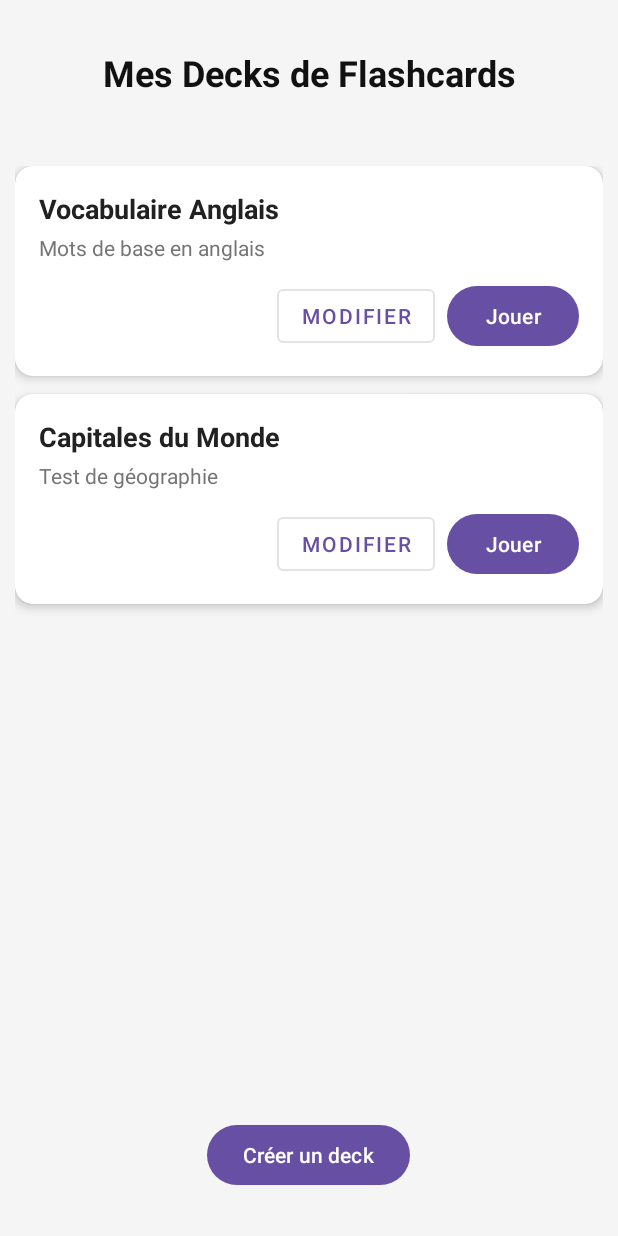
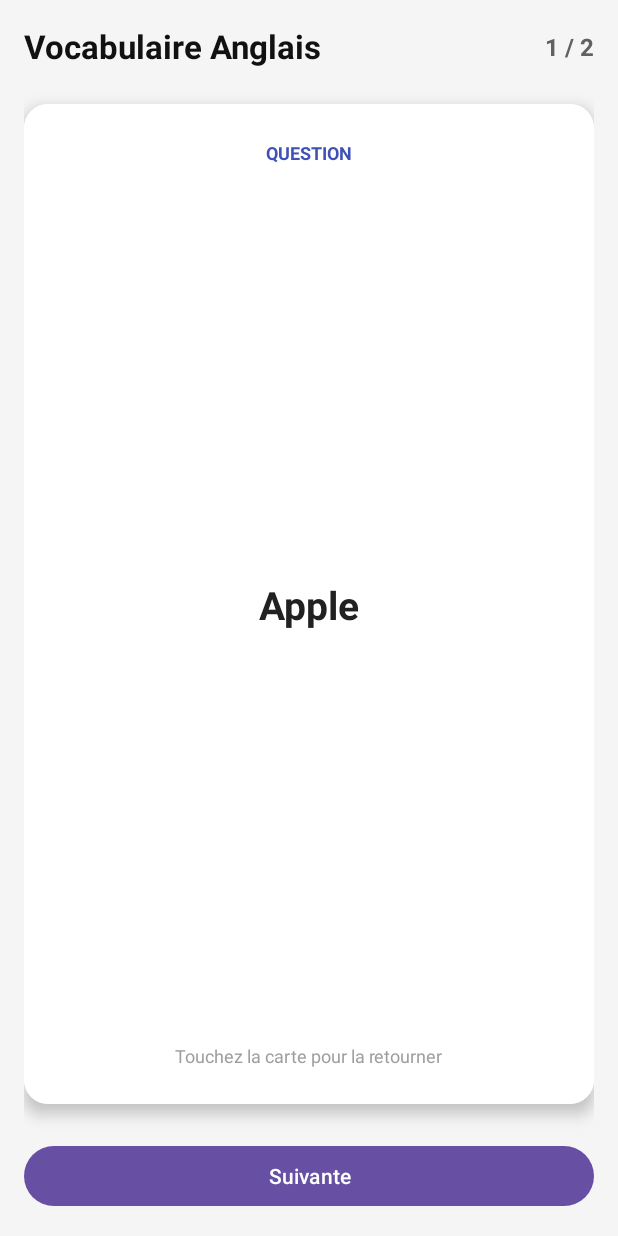
Before and after one commit to TartAthos/FlashCardGenerator, an Android app: the screen it shows after launch (MainActivity before the commit, PlayDeckActivity after it), after a tap on "Jouer", on a phone screen of 412 x 824 dp. Run offline under Robolectric (Android 15) with nearby library versions, the phone set to English and light mode, and no system bars.

Commit message:
Jouer un deck

```diff
--- a/app/src/main/AndroidManifest.xml
+++ b/app/src/main/AndroidManifest.xml
@@ -25,6 +25,10 @@
             android:name=".EditDeckActivity"
             android:exported="false"
             android:windowSoftInputMode="adjustResize" />
+        <activity
+            android:name=".PlayDeckActivity"
+            android:exported="false"
+            android:windowSoftInputMode="adjustResize" />
     </application>
 
 </manifest>
--- a/app/src/main/java/com/example/falshcardgenerator/EditDeckActivity.java
+++ b/app/src/main/java/com/example/falshcardgenerator/EditDeckActivity.java
@@ -34,7 +34,6 @@ public class EditDeckActivity extends AppCompatActivity {
 
         dao = new FlashcardDao(this);
 
-        // Récupération des vues
         tvScreenTitle = findViewById(R.id.tvScreenTitle);
         etDeckTitle = findViewById(R.id.etDeckTitle);
         etDeckDescription = findViewById(R.id.etDeckDescription);
@@ -43,7 +42,6 @@ public class EditDeckActivity extends AppCompatActivity {
         btnSaveDeck = findViewById(R.id.btnSaveDeck);
         btnDeleteDeck = findViewById(R.id.btnDeleteDeck);
 
-        // Vérifie si un DECK_ID a été passé par MainActivity
         deckId = getIntent().getLongExtra("DECK_ID", -1L);
 
         if (deckId != -1L) {
@@ -54,21 +52,17 @@ public class EditDeckActivity extends AppCompatActivity {
         } else {
             // --- MODE CRÉATION ---
             tvScreenTitle.setText("Nouveau Deck");
-            // On ajoute une première carte vide par défaut pour guider l'utilisateur
             addCardRow("", "");
         }
 
-        // Bouton "+ Ajouter une carte"
         btnAddCardRow.setOnClickListener(v -> addCardRow("", ""));
 
-        // Bouton "Enregistrer"
         btnSaveDeck.setOnClickListener(v -> saveDeckAndCards());
 
-        // Bouton "Supprimer" (uniquement visible en mode modification)
         btnDeleteDeck.setOnClickListener(v -> {
             dao.deleteDeck(deckId);
             Toast.makeText(this, "Deck supprimé", Toast.LENGTH_SHORT).show();
-            finish(); // Ferme l'écran et revient à MainActivity
+            finish();
         });
     }
 
--- a/app/src/main/java/com/example/falshcardgenerator/MainActivity.java
+++ b/app/src/main/java/com/example/falshcardgenerator/MainActivity.java
@@ -70,17 +70,13 @@ public class MainActivity extends AppCompatActivity {
             tvTitle.setText(deck.getTitle());
             tvDescription.setText(deck.getDescription());
 
-            // 4. Gestion du clic sur "Jouer"
             btnPlay.setOnClickListener(v -> {
-                Toast.makeText(this, "Lancement du jeu : " + deck.getTitle(), Toast.LENGTH_SHORT).show();
-                // Plus tard : ouvrir l'activité de révision en lui passant l'ID du deck
-                // Intent intent = new Intent(MainActivity.this, PlayDeckActivity.class);
-                // intent.putExtra("DECK_ID", deck.getId());
-                // startActivity(intent);
+                Intent intent = new Intent(MainActivity.this, PlayDeckActivity.class);
+                intent.putExtra("DECK_ID", deck.getId());
+                startActivity(intent);
             });
 
             btnEdit.setOnClickListener(v -> {
-                Toast.makeText(this, "Modification du deck : " + deck.getTitle(), Toast.LENGTH_SHORT).show();
                 Intent intent = new Intent(MainActivity.this, EditDeckActivity.class);
                 intent.putExtra("DECK_ID", deck.getId());
                 startActivity(intent);
--- /dev/null
+++ b/app/src/main/java/com/example/falshcardgenerator/PlayDeckActivity.java
@@ -0,0 +1,137 @@
+package com.example.falshcardgenerator;
+
+import android.graphics.Color;
+import android.os.Bundle;
+import android.view.View;
+import android.widget.Button;
+import android.widget.TextView;
+import android.widget.Toast;
+
+import androidx.appcompat.app.AlertDialog;
+import androidx.appcompat.app.AppCompatActivity;
+import androidx.cardview.widget.CardView;
+import androidx.constraintlayout.widget.ConstraintLayout;
+
+import com.example.falshcardgenerator.db.FlashcardDao;
+import com.example.falshcardgenerator.model.Card;
+import com.example.falshcardgenerator.model.Deck;
+
+import java.util.Collections;
+import java.util.List;
+
+public class PlayDeckActivity extends AppCompatActivity {
+
+    private FlashcardDao dao;
+    private List<Card> cardList;
+    private int currentIndex = 0;
+    private boolean isShowingAnswer = false;
+
+    private TextView tvPlayDeckTitle, tvCardProgress, tvCardSideLabel, tvCardContent;
+    private CardView cardFlashcard;
+    private ConstraintLayout cardInnerContainer;
+    private Button btnFlipCard, btnNextCard;
+
+    @Override
+    protected void onCreate(Bundle savedInstanceState) {
+        super.onCreate(savedInstanceState);
+        setContentView(R.layout.activity_play_deck);
+
+        dao = new FlashcardDao(this);
+
+        // 1. Récupération des vues
+        tvPlayDeckTitle = findViewById(R.id.tvPlayDeckTitle);
+        tvCardProgress = findViewById(R.id.tvCardProgress);
+        tvCardSideLabel = findViewById(R.id.tvCardSideLabel);
+        tvCardContent = findViewById(R.id.tvCardContent);
+        cardFlashcard = findViewById(R.id.cardFlashcard);
+        cardInnerContainer = findViewById(R.id.cardInnerContainer);
+        btnNextCard = findViewById(R.id.btnNextCard);
+
+        // 2. Récupération de l'ID du deck transmis par MainActivity
+        long deckId = getIntent().getLongExtra("DECK_ID", -1L);
+        Deck deck = dao.getDeckById(deckId);
+        cardList = dao.getCardsForDeck(deckId);
+
+        // Sécurité : si le deck n'existe pas ou n'a aucune carte
+        if (deck == null || cardList.isEmpty()) {
+            Toast.makeText(this, "Ce deck ne contient aucune carte !", Toast.LENGTH_SHORT).show();
+            finish();
+            return;
+        }
+
+        tvPlayDeckTitle.setText(deck.getTitle());
+
+        // Optionnel : mélanger l'ordre des cartes à chaque partie
+        Collections.shuffle(cardList);
+
+        // 3. Affichage de la première carte
+        showCurrentCard();
+
+        // 4. Retourner la carte (au clic sur la carte ou sur le bouton)
+        View.OnClickListener flipListener = v -> flipCard();
+        cardFlashcard.setOnClickListener(flipListener);
+
+        // 5. Passer à la carte suivante
+        btnNextCard.setOnClickListener(v -> nextCard());
+    }
+
+    private void showCurrentCard() {
+        Card currentCard = cardList.get(currentIndex);
+        isShowingAnswer = false;
+
+        // Mise à jour du compteur (ex: "1 / 4")
+        tvCardProgress.setText((currentIndex + 1) + " / " + cardList.size());
+
+        // Affichage de la face Question
+        tvCardSideLabel.setText("QUESTION");
+        tvCardSideLabel.setTextColor(Color.parseColor("#3F51B5"));
+        tvCardContent.setText(currentCard.getQuestion());
+        cardInnerContainer.setBackgroundColor(Color.WHITE);
+
+        // Changer le texte du bouton sur la dernière carte
+        if (currentIndex == cardList.size() - 1) {
+            btnNextCard.setText("Terminer");
+        } else {
+            btnNextCard.setText("Suivante");
+        }
+    }
+
+    private void flipCard() {
+        Card currentCard = cardList.get(currentIndex);
+        isShowingAnswer = !isShowingAnswer;
+
+        if (isShowingAnswer) {
+            // Bascule vers la Réponse
+            tvCardSideLabel.setText("RÉPONSE");
+            tvCardSideLabel.setTextColor(Color.parseColor("#2E7D32"));
+            tvCardContent.setText(currentCard.getAnswer());
+            cardInnerContainer.setBackgroundColor(Color.parseColor("#E8F5E9"));
+        } else {
+            // Retour vers la Question
+            tvCardSideLabel.setText("QUESTION");
+            tvCardSideLabel.setTextColor(Color.parseColor("#3F51B5"));
+            tvCardContent.setText(currentCard.getQuestion());
+            cardInnerContainer.setBackgroundColor(Color.WHITE);
+        }
+    }
+
+    private void nextCard() {
+        if (currentIndex < cardList.size() - 1) {
+            currentIndex++;
+            showCurrentCard();
+        } else {
+            // Fin du paquet : boîte de dialogue pour rejouer ou quitter
+            new AlertDialog.Builder(this)
+                    .setTitle("Session terminée !")
+                    .setMessage("Vous avez révisé les " + cardList.size() + " cartes de ce deck.")
+                    .setPositiveButton("Rejouer", (dialog, which) -> {
+                        Collections.shuffle(cardList);
+                        currentIndex = 0;
+                        showCurrentCard();
+                    })
+                    .setNegativeButton("Retour aux decks", (dialog, which) -> finish())
+                    .setCancelable(false)
+                    .show();
+        }
+    }
+}
--- /dev/null
+++ b/app/src/main/res/layout/activity_play_deck.xml
@@ -0,0 +1,107 @@
+<?xml version="1.0" encoding="utf-8"?>
+<androidx.constraintlayout.widget.ConstraintLayout xmlns:android="http://schemas.android.com/apk/res/android"
+    xmlns:app="http://schemas.android.com/apk/res-auto"
+    android:layout_width="match_parent"
+    android:layout_height="match_parent"
+    android:background="#F5F5F5"
+    android:padding="16dp">
+
+    <!-- En-tête : Titre du deck et compteur -->
+    <TextView
+        android:id="@+id/tvPlayDeckTitle"
+        android:layout_width="0dp"
+        android:layout_height="wrap_content"
+        android:text="Nom du Deck"
+        android:textColor="#111111"
+        android:textSize="22sp"
+        android:textStyle="bold"
+        app:layout_constraintEnd_toStartOf="@id/tvCardProgress"
+        app:layout_constraintStart_toStartOf="parent"
+        app:layout_constraintTop_toTopOf="parent" />
+
+    <TextView
+        android:id="@+id/tvCardProgress"
+        android:layout_width="wrap_content"
+        android:layout_height="wrap_content"
+        android:text="1 / 5"
+        android:textColor="#616161"
+        android:textSize="16sp"
+        android:textStyle="bold"
+        app:layout_constraintBottom_toBottomOf="@id/tvPlayDeckTitle"
+        app:layout_constraintEnd_toEndOf="parent"
+        app:layout_constraintTop_toTopOf="@id/tvPlayDeckTitle" />
+
+    <!-- Grande Flashcard cliquable -->
+    <androidx.cardview.widget.CardView
+        android:id="@+id/cardFlashcard"
+        android:layout_width="0dp"
+        android:layout_height="0dp"
+        android:layout_marginTop="24dp"
+        android:layout_marginBottom="24dp"
+        android:clickable="true"
+        android:focusable="true"
+        android:foreground="?android:attr/selectableItemBackground"
+        app:cardCornerRadius="16dp"
+        app:cardElevation="6dp"
+        app:layout_constraintBottom_toTopOf="@id/btnNextCard"
+        app:layout_constraintEnd_toEndOf="parent"
+        app:layout_constraintStart_toStartOf="parent"
+        app:layout_constraintTop_toBottomOf="@id/tvPlayDeckTitle">
+
+        <androidx.constraintlayout.widget.ConstraintLayout
+            android:id="@+id/cardInnerContainer"
+            android:layout_width="match_parent"
+            android:layout_height="match_parent"
+            android:padding="24dp">
+
+            <TextView
+                android:id="@+id/tvCardSideLabel"
+                android:layout_width="wrap_content"
+                android:layout_height="wrap_content"
+                android:text="QUESTION"
+                android:textColor="#3F51B5"
+                android:textSize="12sp"
+                android:textStyle="bold"
+                app:layout_constraintEnd_toEndOf="parent"
+                app:layout_constraintStart_toStartOf="parent"
+                app:layout_constraintTop_toTopOf="parent" />
+
+            <TextView
+                android:id="@+id/tvCardContent"
+                android:layout_width="0dp"
+                android:layout_height="wrap_content"
+                android:gravity="center"
+                android:text="Contenu de la carte"
+                android:textColor="#212121"
+                android:textSize="26sp"
+                android:textStyle="bold"
+                app:layout_constraintBottom_toBottomOf="parent"
+                app:layout_constraintEnd_toEndOf="parent"
+                app:layout_constraintStart_toStartOf="parent"
+                app:layout_constraintTop_toTopOf="parent" />
+
+            <TextView
+                android:layout_width="wrap_content"
+                android:layout_height="wrap_content"
+                android:text="Touchez la carte pour la retourner"
+                android:textColor="#9E9E9E"
+                android:textSize="12sp"
+                app:layout_constraintBottom_toBottomOf="parent"
+                app:layout_constraintEnd_toEndOf="parent"
+                app:layout_constraintStart_toStartOf="parent" />
+
+        </androidx.constraintlayout.widget.ConstraintLayout>
+    </androidx.cardview.widget.CardView>
+
+    <!-- Boutons d'action en bas -->
+
+    <Button
+        android:id="@+id/btnNextCard"
+        android:layout_width="0dp"
+        android:layout_height="wrap_content"
+        android:text="Suivante"
+        app:layout_constraintBottom_toBottomOf="parent"
+        app:layout_constraintEnd_toEndOf="parent"
+        app:layout_constraintStart_toStartOf="parent" />
+
+</androidx.constraintlayout.widget.ConstraintLayout>
```
